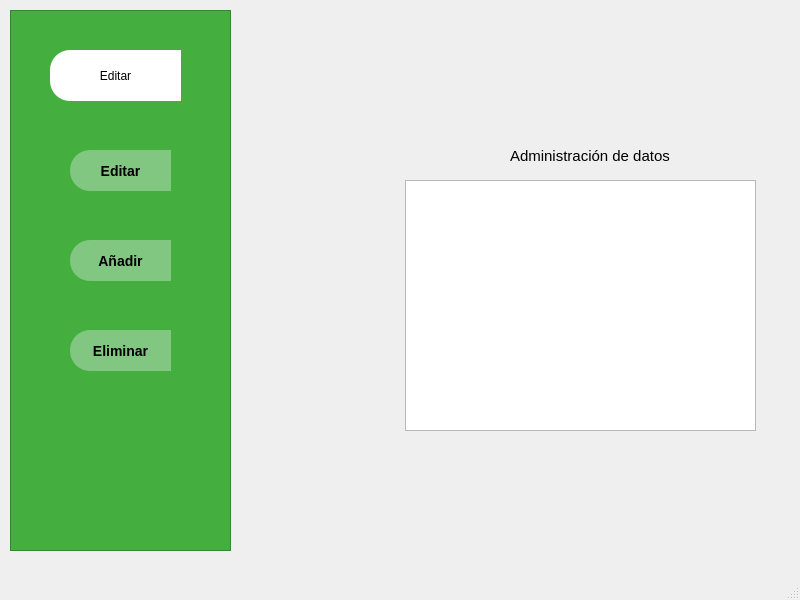
Old version of the form main.ui in the repository julinavas14/trabajo_programacion_sql.
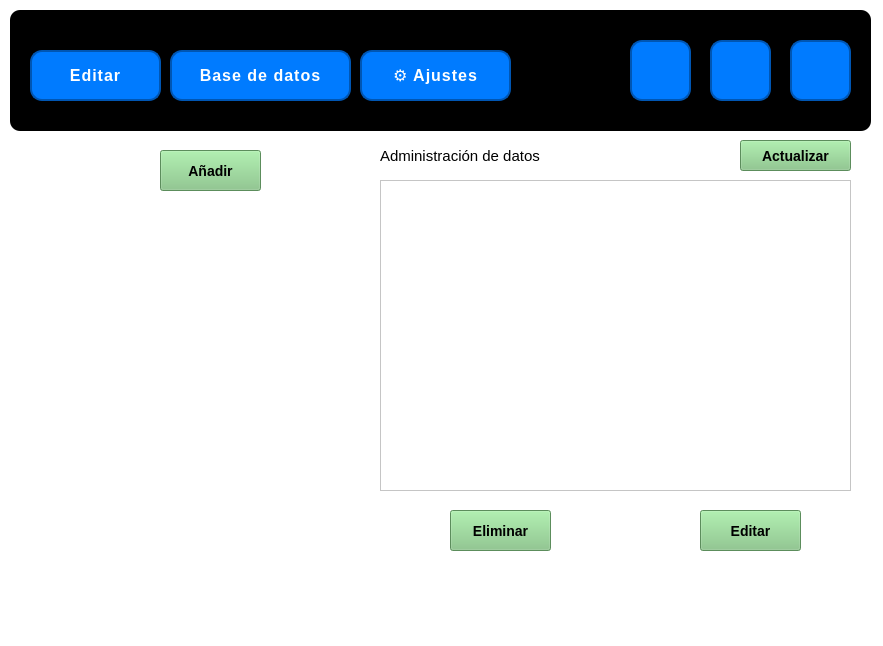
New version of the form. Icons and pictures are not drawn.

Patch:
```diff
--- a/main.ui
+++ b/main.ui
@@ -6,31 +6,31 @@
    <rect>
     <x>0</x>
     <y>0</y>
-    <width>800</width>
-    <height>600</height>
+    <width>883</width>
+    <height>646</height>
    </rect>
   </property>
   <property name="windowTitle">
    <string>MainWindow</string>
   </property>
   <property name="styleSheet">
-   <string notr="true"/>
+   <string notr="true">background-color:rgb(255, 255, 255)</string>
   </property>
   <widget class="QWidget" name="centralwidget">
    <widget class="QListWidget" name="listEmpleados">
     <property name="geometry">
      <rect>
-      <x>405</x>
+      <x>380</x>
       <y>180</y>
-      <width>351</width>
-      <height>251</height>
+      <width>471</width>
+      <height>311</height>
      </rect>
     </property>
    </widget>
    <widget class="QLabel" name="label">
     <property name="geometry">
      <rect>
-      <x>510</x>
+      <x>380</x>
       <y>140</y>
       <width>161</width>
       <height>31</height>
@@ -54,30 +54,31 @@
      <rect>
       <x>10</x>
       <y>10</y>
-      <width>221</width>
-      <height>541</height>
+      <width>861</width>
+      <height>121</height>
      </rect>
     </property>
     <property name="styleSheet">
      <string notr="true">QFrame{
-background-color: rgb(68, 174, 62);
+background-color: rgb(0, 0, 0);
+border-radius: 10px;
 }
 
-QPushButtom:hover{
-background-color: rgb(129, 198, 129);
-border-top-left-radius: 20px;
-border-bottom-left-radius:20px;
-color: rgb(255,255,255);
-font: 77 10pt &quot;Arial Black&quot;;
+QPushButton {
+    background-color: #007BFF;
+    color: white;
+    border: 2px solid #0056b3;
+    border-radius: 12px;
+    padding: 12px 20px;
+    font-family: 'Open Sans', Arial, sans-serif;
+    font-size: 16px;
+    font-weight: 600;
+    letter-spacing: 1px;
+    text-transform: uppercase;
 }
 
-QPushButton{
-background-color: rgb(255, 255, 255);
-border-top-left-radius: 20px;
-border-bottom-left-radius:20px;
-color: rgb(0, 0, 0);
-font: 77 10pt &quot;Arial Black&quot;;
-}</string>
+
+</string>
     </property>
     <property name="frameShape">
      <enum>QFrame::StyledPanel</enum>
@@ -88,7 +89,7 @@
     <widget class="QPushButton" name="pushButton">
      <property name="geometry">
       <rect>
-       <x>40</x>
+       <x>20</x>
        <y>40</y>
        <width>131</width>
        <height>51</height>
@@ -98,17 +99,113 @@
       <string>Editar</string>
      </property>
     </widget>
-    <widget class="QPushButton" name="btnEdit">
+    <widget class="QPushButton" name="pushButton_2">
      <property name="geometry">
       <rect>
-       <x>60</x>
-       <y>140</y>
-       <width>101</width>
-       <height>41</height>
+       <x>780</x>
+       <y>30</y>
+       <width>61</width>
+       <height>61</height>
       </rect>
      </property>
-     <property name="styleSheet">
-      <string notr="true">QPushButton {
+     <property name="text">
+      <string/>
+     </property>
+     <property name="icon">
+      <iconset>
+       <normaloff>../../Downloads/icone-x-noir.png</normaloff>../../Downloads/icone-x-noir.png</iconset>
+     </property>
+     <property name="iconSize">
+      <size>
+       <width>100</width>
+       <height>40</height>
+      </size>
+     </property>
+    </widget>
+    <widget class="QPushButton" name="pushButton_3">
+     <property name="geometry">
+      <rect>
+       <x>700</x>
+       <y>30</y>
+       <width>61</width>
+       <height>61</height>
+      </rect>
+     </property>
+     <property name="text">
+      <string/>
+     </property>
+     <property name="icon">
+      <iconset>
+       <normaloff>../../Downloads/159699.png</normaloff>../../Downloads/159699.png</iconset>
+     </property>
+     <property name="iconSize">
+      <size>
+       <width>100</width>
+       <height>50</height>
+      </size>
+     </property>
+    </widget>
+    <widget class="QPushButton" name="pushButton_4">
+     <property name="geometry">
+      <rect>
+       <x>620</x>
+       <y>30</y>
+       <width>61</width>
+       <height>61</height>
+      </rect>
+     </property>
+     <property name="text">
+      <string/>
+     </property>
+     <property name="icon">
+      <iconset>
+       <normaloff>../../Downloads/icone-trait-noir.png</normaloff>../../Downloads/icone-trait-noir.png</iconset>
+     </property>
+     <property name="iconSize">
+      <size>
+       <width>100</width>
+       <height>50</height>
+      </size>
+     </property>
+    </widget>
+    <widget class="QPushButton" name="addbasededatos">
+     <property name="geometry">
+      <rect>
+       <x>160</x>
+       <y>40</y>
+       <width>181</width>
+       <height>51</height>
+      </rect>
+     </property>
+     <property name="text">
+      <string>Base de datos</string>
+     </property>
+    </widget>
+    <widget class="QPushButton" name="addajustes">
+     <property name="geometry">
+      <rect>
+       <x>350</x>
+       <y>40</y>
+       <width>151</width>
+       <height>51</height>
+      </rect>
+     </property>
+     <property name="text">
+      <string>⚙️ Ajustes</string>
+     </property>
+    </widget>
+   </widget>
+   <widget class="QPushButton" name="btnDelete">
+    <property name="geometry">
+     <rect>
+      <x>450</x>
+      <y>510</y>
+      <width>101</width>
+      <height>41</height>
+     </rect>
+    </property>
+    <property name="styleSheet">
+     <string notr="true">QPushButton {
         background-color: rgb(129, 198, 129);
         font-family: &quot;Arial&quot;;
         font-size: 14px;
@@ -118,22 +215,22 @@
 QPushButton: hover{
 		background-color: rgb(79, 116, 67)
 }</string>
-     </property>
-     <property name="text">
-      <string>Editar</string>
-     </property>
-    </widget>
-    <widget class="QPushButton" name="btnAdd">
-     <property name="geometry">
-      <rect>
-       <x>60</x>
-       <y>230</y>
-       <width>101</width>
-       <height>41</height>
-      </rect>
-     </property>
-     <property name="styleSheet">
-      <string notr="true">QPushButton {
+    </property>
+    <property name="text">
+     <string>Eliminar</string>
+    </property>
+   </widget>
+   <widget class="QPushButton" name="btnAdd">
+    <property name="geometry">
+     <rect>
+      <x>160</x>
+      <y>150</y>
+      <width>101</width>
+      <height>41</height>
+     </rect>
+    </property>
+    <property name="styleSheet">
+     <string notr="true">QPushButton {
         background-color: rgb(129, 198, 129);
         font-family: &quot;Arial&quot;;
         font-size: 14px;
@@ -143,22 +240,22 @@
 QPushButton: hover{
 		background-color: rgb(79, 116, 67)
 }</string>
-     </property>
-     <property name="text">
-      <string>Añadir</string>
-     </property>
-    </widget>
-    <widget class="QPushButton" name="btnDelete">
-     <property name="geometry">
-      <rect>
-       <x>60</x>
-       <y>320</y>
-       <width>101</width>
-       <height>41</height>
-      </rect>
-     </property>
-     <property name="styleSheet">
-      <string notr="true">QPushButton {
+    </property>
+    <property name="text">
+     <string>Añadir</string>
+    </property>
+   </widget>
+   <widget class="QPushButton" name="btnEdit">
+    <property name="geometry">
+     <rect>
+      <x>700</x>
+      <y>510</y>
+      <width>101</width>
+      <height>41</height>
+     </rect>
+    </property>
+    <property name="styleSheet">
+     <string notr="true">QPushButton {
         background-color: rgb(129, 198, 129);
         font-family: &quot;Arial&quot;;
         font-size: 14px;
@@ -168,11 +265,35 @@
 QPushButton: hover{
 		background-color: rgb(79, 116, 67)
 }</string>
-     </property>
-     <property name="text">
-      <string>Eliminar</string>
-     </property>
-    </widget>
+    </property>
+    <property name="text">
+     <string>Editar</string>
+    </property>
+   </widget>
+   <widget class="QPushButton" name="addactualizar">
+    <property name="geometry">
+     <rect>
+      <x>740</x>
+      <y>140</y>
+      <width>111</width>
+      <height>31</height>
+     </rect>
+    </property>
+    <property name="styleSheet">
+     <string notr="true">QPushButton {
+        background-color: rgb(129, 198, 129);
+        font-family: &quot;Arial&quot;;
+        font-size: 14px;
+        font-weight: bold; 
+}
+
+QPushButton: hover{
+		background-color: rgb(79, 116, 67)
+}</string>
+    </property>
+    <property name="text">
+     <string>Actualizar</string>
+    </property>
    </widget>
   </widget>
   <widget class="QMenuBar" name="menubar">
```
Left out of the diff: 13 changed lines with no effect on the pictures.
